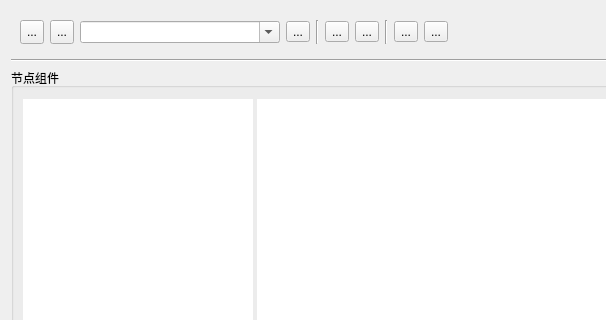
Old version of the form dialogs/nodetreedialog.ui in the repository L-Net-1992/ADAS_AD_Developer; both pictures show x 0 to 606 and y 0 to 320 of the 1140 by 624 pixel window.
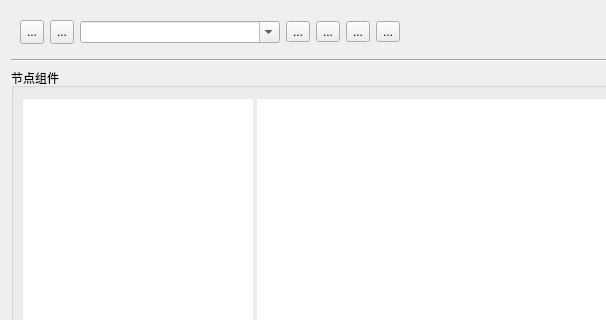
New version of the form. Icons and pictures are not drawn. Custom widgets are drawn as their Qt base class.

Patch:
```diff
--- a/dialogs/nodetreedialog.ui
+++ b/dialogs/nodetreedialog.ui
@@ -41,7 +41,7 @@
        </property>
        <property name="maximumSize">
         <size>
-         <width>600</width>
+         <width>530</width>
          <height>45</height>
         </size>
        </property>
@@ -54,7 +54,7 @@
        <property name="styleSheet">
         <string notr="true"/>
        </property>
-       <layout class="QHBoxLayout" name="horizontalLayout" stretch="0,0,0,0,0,0,0,0,0,0">
+       <layout class="QHBoxLayout" name="horizontalLayout" stretch="0,0,0,0,0,0,0">
         <property name="sizeConstraint">
          <enum>QLayout::SetFixedSize</enum>
         </property>
@@ -146,30 +146,6 @@
           </property>
          </widget>
         </item>
-        <item>
-         <widget class="Line" name="line">
-          <property name="orientation">
-           <enum>Qt::Vertical</enum>
-          </property>
-         </widget>
-        </item>
-        <item>
-         <widget class="QToolButton" name="tb_new_model">
-          <property name="text">
-           <string>...</string>
-          </property>
-          <property name="icon">
-           <iconset resource="../image.qrc">
-            <normaloff>:/res/NewModel_24.png</normaloff>:/res/NewModel_24.png</iconset>
-          </property>
-          <property name="iconSize">
-           <size>
-            <width>24</width>
-            <height>24</height>
-           </size>
-          </property>
-         </widget>
-        </item>
         <item>
          <widget class="QToolButton" name="tb_import_model">
           <property name="text">
@@ -187,13 +163,6 @@
           </property>
          </widget>
         </item>
-        <item>
-         <widget class="Line" name="line_2">
-          <property name="orientation">
-           <enum>Qt::Vertical</enum>
-          </property>
-         </widget>
-        </item>
         <item>
          <widget class="QToolButton" name="tb_stay_on_top">
           <property name="baseSize">
```
